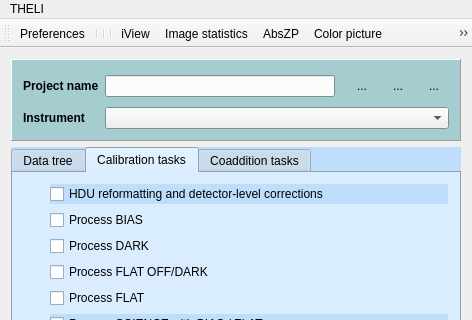
Qt form src/mainwindow.ui (schirmermischa/THELI) before a commit; both pictures show x 0 to 472 and y 0 to 320 of the 472 by 718 pixel window.
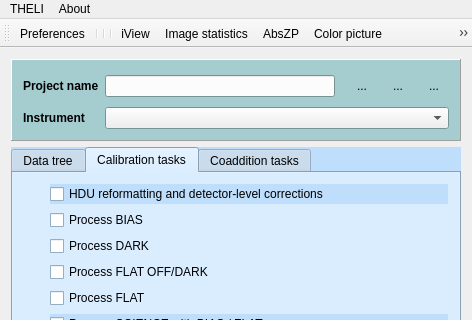
The same form after that commit. Icons and pictures are not drawn.

The edit to the form file:
```diff
--- a/src/mainwindow.ui
+++ b/src/mainwindow.ui
@@ -2558,7 +2558,15 @@
     <addaction name="actionAbout"/>
     <addaction name="actionClose"/>
    </widget>
+   <widget class="QMenu" name="menuAbout">
+    <property name="title">
+     <string>About</string>
+    </property>
+    <addaction name="actionLicense"/>
+    <addaction name="actionAcknowledging"/>
+   </widget>
    <addaction name="menuFile"/>
+   <addaction name="menuAbout"/>
   </widget>
   <widget class="QStatusBar" name="statusBar"/>
   <widget class="QToolBar" name="toolBar">
```
Left out of the diff: 11 changed lines with no effect on the pictures.
